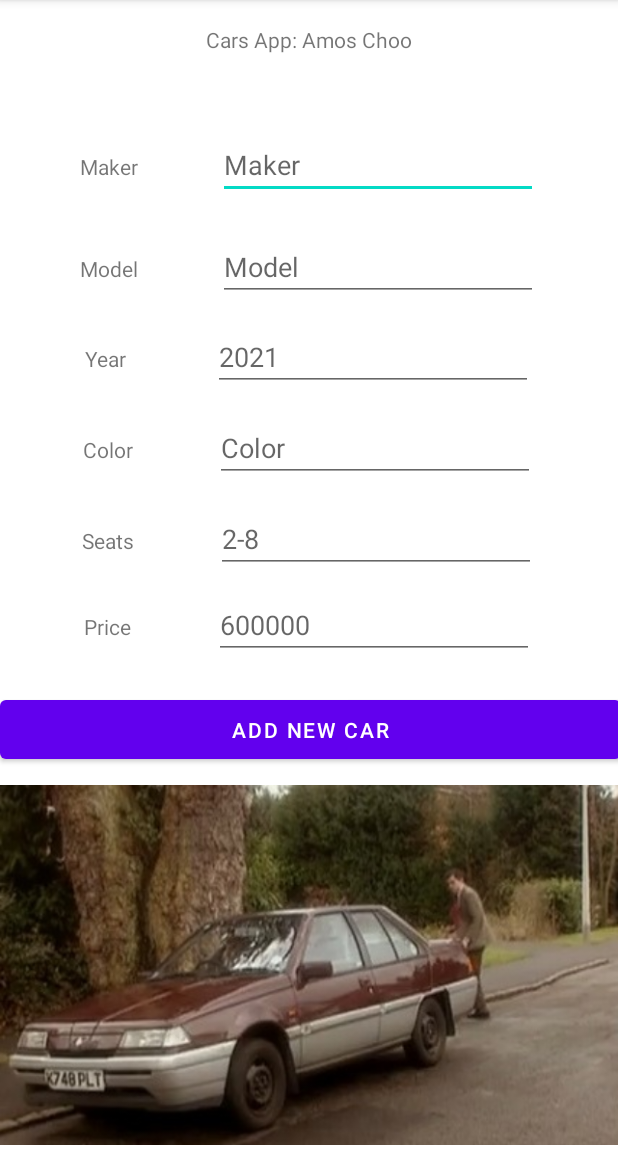
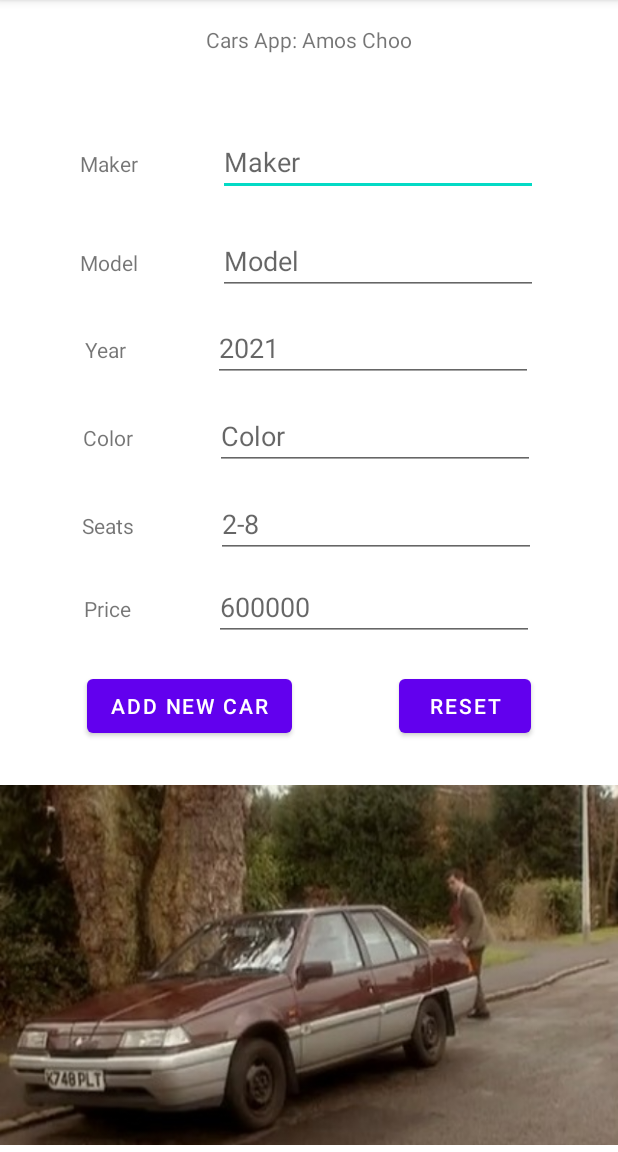
Before and after one commit to amoschoomy/FIT2081App, an Android app: the screen it shows after launch (MainActivity), after a tap on "ADD NEW CAR", on a phone screen of 412 x 824 dp, the part 84-1236 px from its top. Run offline under Robolectric (Android 15) with nearby library versions, the phone set to English and light mode, and no system bars.

Commit message:
Week 3 Lab Tasks Done

```diff
--- a/app/src/main/java/com/example/autoshowroom/MainActivity.java
+++ b/app/src/main/java/com/example/autoshowroom/MainActivity.java
@@ -1,21 +1,82 @@
 package com.example.autoshowroom;
+
+import android.content.SharedPreferences;
+import android.os.Bundle;
+import android.view.View;
+import android.widget.Button;
+import android.widget.EditText;
+import android.widget.Toast;
 
 import androidx.appcompat.app.AppCompatActivity;
 
-import android.os.Bundle;
-import android.view.View;
-import android.widget.EditText;
-import android.widget.Toast;
+public class MainActivity extends AppCompatActivity {
 
-public class MainActivity extends AppCompatActivity {
 
     @Override
     protected void onCreate(Bundle savedInstanceState) {
         super.onCreate(savedInstanceState);
         setContentView(R.layout.activity_main);
     }
-    public void addCar(View view){
-        EditText tv=findViewById(R.id.makertext);
-        Toast.makeText(this, "Car maker: "+tv.getText().toString(), Toast.LENGTH_SHORT).show();
+
+    public void resetFieldsAndData(View view) {
+        EditText maker = findViewById(R.id.makertext);
+        EditText model = findViewById(R.id.modeltext);
+        EditText year = findViewById(R.id.yeartext);
+        EditText color = findViewById(R.id.colortext);
+        EditText seats = findViewById(R.id.seattext);
+        EditText price = findViewById(R.id.priceno);
+
+        maker.setText("");
+        model.setText("");
+        year.setText("");
+        color.setText("");
+        seats.setText("");
+        price.setText("");
+
+        SharedPreferences.Editor editor=getPreferences(0).edit();
+        editor.clear();
+        editor.apply();
+    }
+
+    @Override
+    protected void onStart() {
+        super.onStart();
+        SharedPreferences sharedPreferences = getPreferences(0);
+
+        EditText maker = findViewById(R.id.makertext);
+        EditText model = findViewById(R.id.modeltext);
+        EditText year = findViewById(R.id.yeartext);
+        EditText color = findViewById(R.id.colortext);
+        EditText seats = findViewById(R.id.seattext);
+        EditText price = findViewById(R.id.priceno);
+
+        maker.setText(sharedPreferences.getString("maker", ""));
+        model.setText(sharedPreferences.getString("model", ""));
+        year.setText(sharedPreferences.getString("year", ""));
+        color.setText(sharedPreferences.getString("color", ""));
+        seats.setText(sharedPreferences.getString("seats", ""));
+        price.setText(sharedPreferences.getString("price", ""));
+
+
+    }
+
+    public void addCar(View view) {
+        EditText maker = findViewById(R.id.makertext);
+        EditText model = findViewById(R.id.modeltext);
+        EditText year = findViewById(R.id.yeartext);
+        EditText color = findViewById(R.id.colortext);
+        EditText seats = findViewById(R.id.seattext);
+        EditText price = findViewById(R.id.priceno);
+
+        SharedPreferences.Editor editor = getPreferences(0).edit();
+        editor.putString("maker", maker.getText().toString());
+        editor.putString("model", model.getText().toString());
+        editor.putString("year", year.getText().toString());
+        editor.putString("color", color.getText().toString());
+        editor.putString("seats", seats.getText().toString());
+        editor.putString("price", price.getText().toString());
+        editor.apply();
+
+        Toast.makeText(this, "Car maker: " + maker.getText().toString(), Toast.LENGTH_SHORT).show();
     }
 }
--- a/app/src/main/res/layout/activity_main.xml
+++ b/app/src/main/res/layout/activity_main.xml
@@ -165,17 +165,27 @@
 
     <Button
         android:id="@+id/addcar"
-        android:layout_width="414dp"
-        android:layout_height="51dp"
-        android:layout_marginBottom="256dp"
+        android:layout_width="wrap_content"
+        android:layout_height="wrap_content"
         android:onClick="addCar"
         android:text="@string/add_new_car"
+        app:layout_constraintBaseline_toBaselineOf="@+id/reset"
+        app:layout_constraintEnd_toEndOf="parent"
+        app:layout_constraintHorizontal_bias="0.211"
+        app:layout_constraintStart_toStartOf="parent" />
+
+    <Button
+        android:id="@+id/reset"
+        android:layout_width="wrap_content"
+        android:layout_height="wrap_content"
+        android:text="@string/reset"
         app:layout_constraintBottom_toBottomOf="parent"
         app:layout_constraintEnd_toEndOf="parent"
-        app:layout_constraintHorizontal_bias="0.666"
+        app:layout_constraintHorizontal_bias="0.82"
         app:layout_constraintStart_toStartOf="parent"
-        app:layout_constraintTop_toBottomOf="@+id/priceno"
-        app:layout_constraintVertical_bias="1.0" />
+        app:layout_constraintTop_toTopOf="parent"
+        app:layout_constraintVertical_bias="0.62"
+        android:onClick="resetFieldsAndData"/>
 
     <ImageView
         android:id="@+id/carimage"
@@ -188,4 +198,5 @@
         app:layout_constraintTop_toTopOf="parent"
         app:layout_constraintVertical_bias="1.0"
         app:srcCompat="@drawable/b5c6" />
+
 </androidx.constraintlayout.widget.ConstraintLayout>
```
